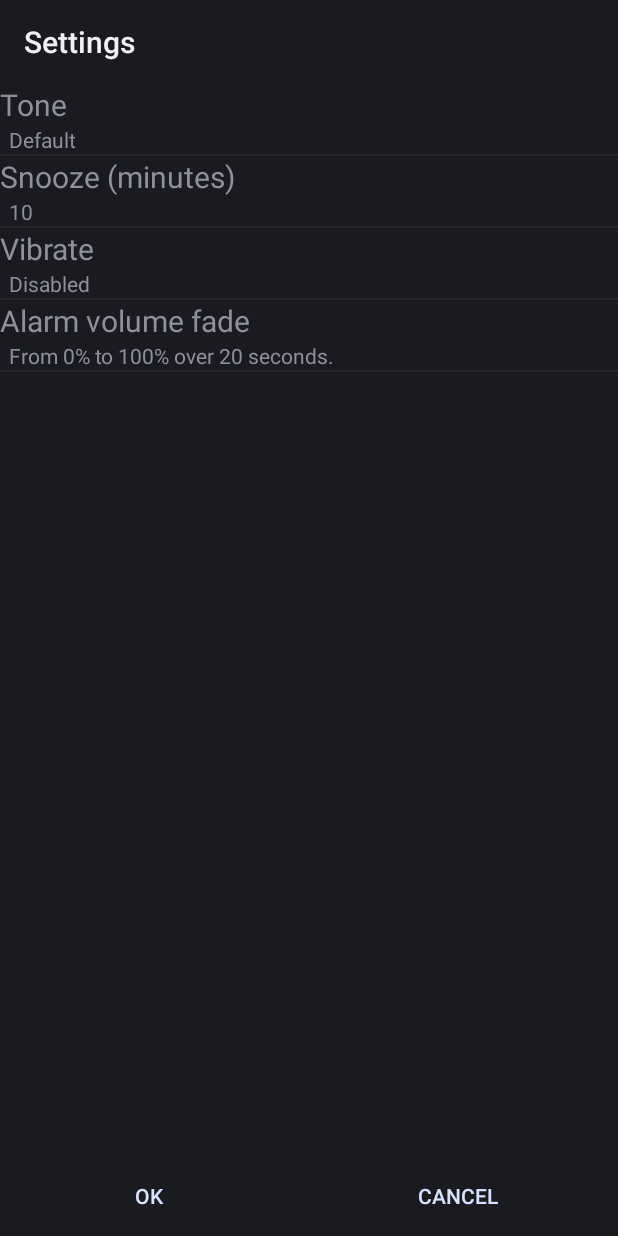
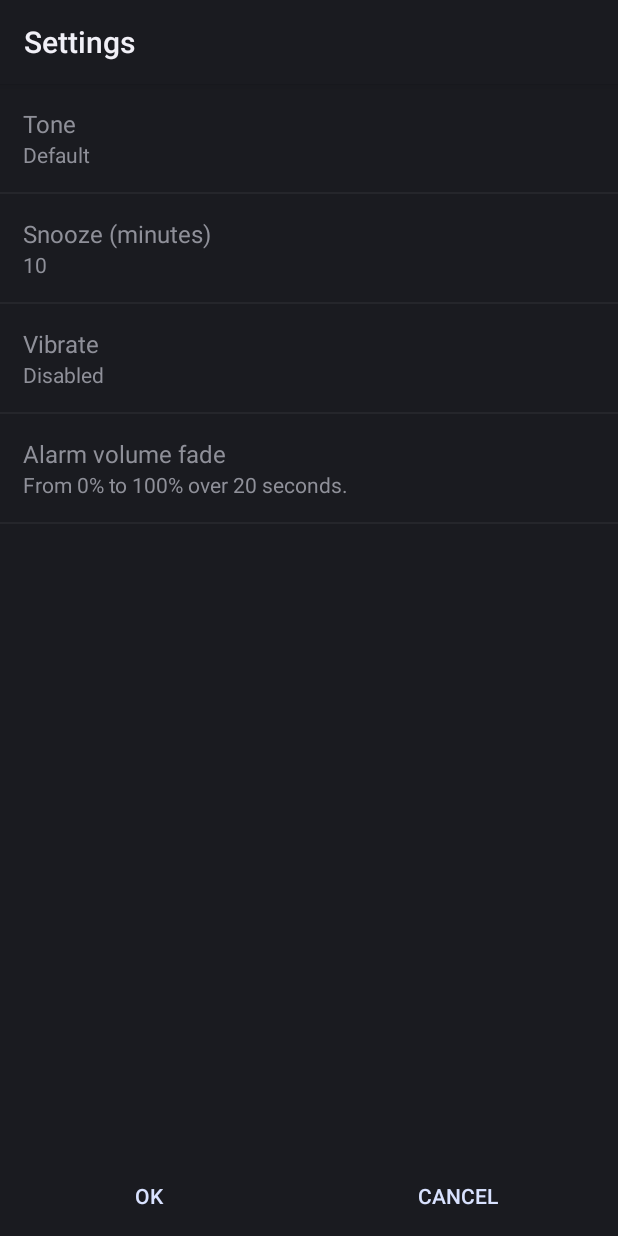
Before and after one commit to espinoco/AlarmOn, an Android app: the ActivityAlarmSettings screen opened directly, with no data from a screen before it, on a phone screen of 412 x 824 dp. Run offline under Robolectric (Android 15) with nearby library versions, the phone set to English and light mode, and no system bars; 2 statements that could not run were skipped.

Commit message:
Style settings item

```diff
--- a/app/src/main/res/layout/settings_item.xml
+++ b/app/src/main/res/layout/settings_item.xml
@@ -3,18 +3,19 @@
   xmlns:android="http://schemas.android.com/apk/res/android"
   android:orientation="vertical"
   android:layout_width="fill_parent"
-  android:layout_height="wrap_content">
+  android:layout_height="wrap_content"
+  android:padding="15dp" >
 
   <TextView android:id="@+id/setting_name"
-	android:textSize="20sp"
+	android:textSize="16sp"
     android:layout_width="fill_parent"
     android:layout_height="wrap_content" />
 
   <TextView android:id="@+id/setting_value"
-    android:paddingLeft="6dp"
+    android:paddingLeft="0dp"
     android:paddingRight="0dp"
     android:paddingEnd="0dp"
-    android:paddingStart="6dp"
+    android:paddingStart="0dp"
     android:layout_width="fill_parent"
     android:layout_height="wrap_content" />
 </LinearLayout>
```
